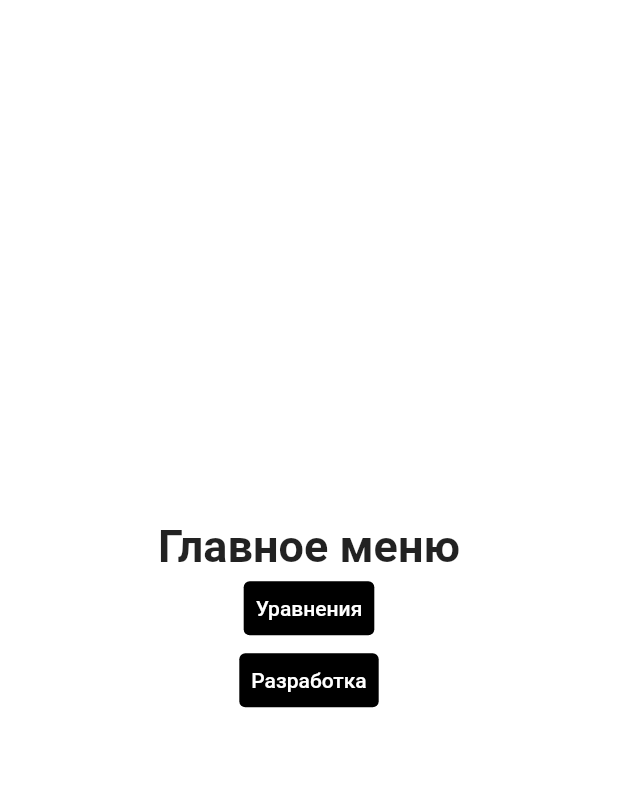
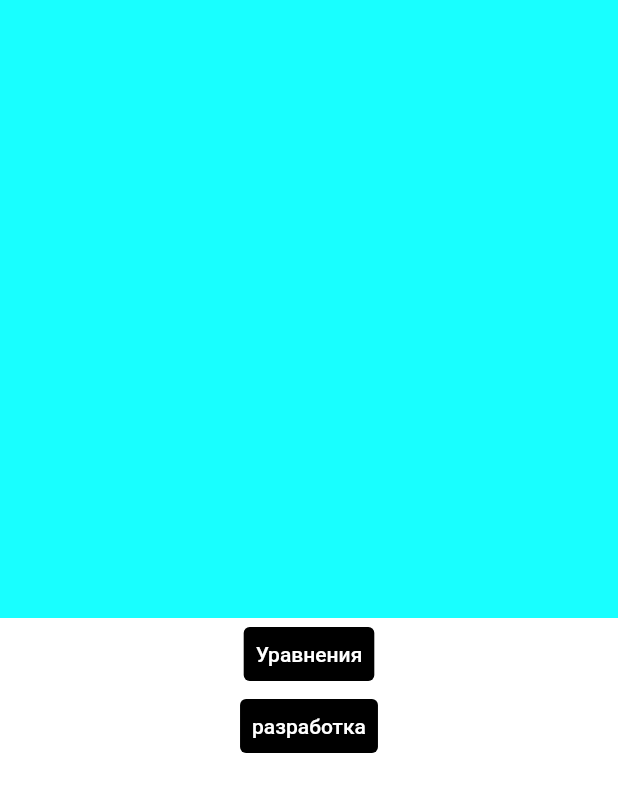
Before and after one commit to vladStar223/appflutter, a Flutter app: the screen it shows after launch, on a phone screen of 412 x 824 dp. Shown: the top 792 px of the screen. Run offline on Flutter 3.47's test engine with Material 2 defaults, Android fonts, the phone set to English and light mode, and no system bars; our stand-ins replace responsive_builder.

Commit message:
added comments

```diff
--- a/lib/main.dart
+++ b/lib/main.dart
@@ -2,6 +2,7 @@ import 'package:flutter/material.dart';
 import 'urv_s.dart';
 import 'package:responsive_builder/responsive_builder.dart';
 
+//главное меню
 void main() {
   runApp(ResponsiveApp(
     builder: (context) => MaterialApp(
@@ -22,13 +23,12 @@ class Main extends StatelessWidget {
     return Scaffold(
       backgroundColor: Colors.white,
       body: SafeArea(
-        child: Center(
         child: Column(
-            mainAxisAlignment: MainAxisAlignment.center,
           children: [
-              const Text(
-                "Главное меню",
-                style: TextStyle(fontSize: 30, fontWeight: FontWeight.bold),
+            Container(
+              height: 50.sh,
+              width: 100.sw,
+              color: Colors.cyanAccent,
             ),
             TextButton(
               style: ButtonStyle(
@@ -53,10 +53,9 @@ class Main extends StatelessWidget {
                       MaterialStateProperty.all<Color>(Colors.white),
                   backgroundColor: MaterialStateProperty.all(Colors.black)),
               onPressed: () {},
-                child: const Text('Разработка'),
+              child: const Text('разработка'),
             )
           ],
-          ),
         ),
       ),
     );
```
Also changed, not shown: lib/urv_s.dart (+28 -17 lines). Lines whose indentation alone changed are shown as unchanged.
